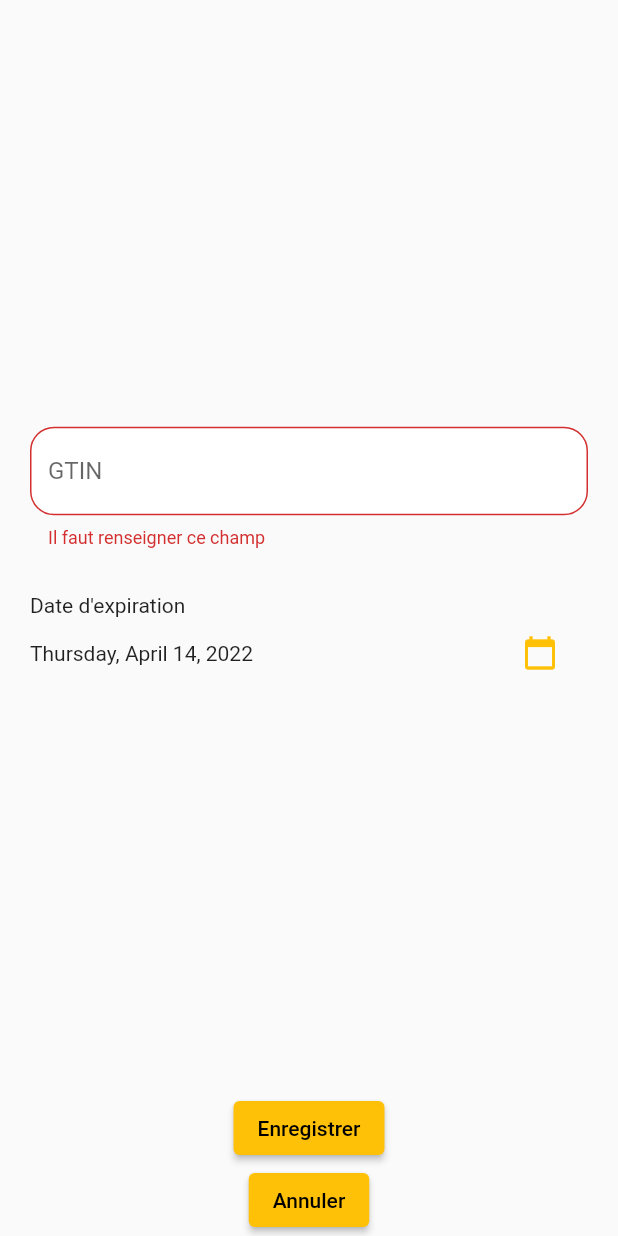
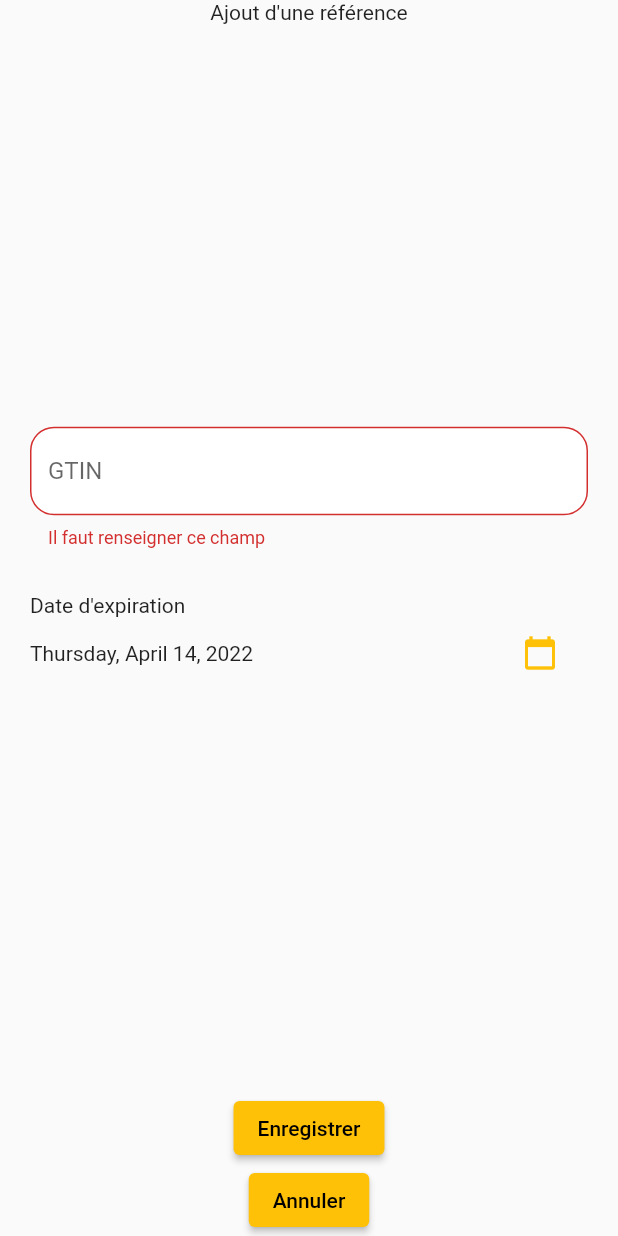
Before and after one commit to CodingWand/CodaBeneTest, a Flutter app: the ModificationScreen screen opened directly with empty values, after a tap on "Enregistrer", on a phone screen of 412 x 824 dp. Run offline on Flutter 3.47's test engine with Material 2 defaults, Android fonts, the light colour scheme and no system bars.

Commit message:
Je reviens au cas de figure précédent

```diff
--- a/lib/main.dart
+++ b/lib/main.dart
@@ -20,7 +20,7 @@ class MyApp extends StatelessWidget {
       routes: {
         HomePage.routeName : (context) => HomePage(),
         ListScreen.routeName : (context) => ListScreen(),
-        //ModificationScreen.routeName : (context) => ModificationScreen()
+        ModificationScreen.routeName : (context) => ModificationScreen()
       },
     );
   }
--- a/lib/modificationScreen.dart
+++ b/lib/modificationScreen.dart
@@ -1,4 +1,3 @@
-import 'package:codabenetest/listScreen.dart';
 import 'package:codabenetest/tools.dart';
 import 'package:flutter/material.dart';
 import 'package:flutter/services.dart';
@@ -6,19 +5,15 @@ import 'package:intl/intl.dart';
 
 
 class ModificationScreenArguments {
-  Map<String, DateTime> dataset;
-  bool creation;
-  String? gtinCode;
+  final Map<String, DateTime> dataset;
 
-  ModificationScreenArguments(this.dataset, this.creation);
+  ModificationScreenArguments(this.dataset);
 }
 
 class ModificationScreen extends StatefulWidget {
-  ModificationScreen(this.dataset, {Key? key}) : super(key: key);
+  const ModificationScreen({Key? key}) : super(key: key);
 
   static const routeName = "/ModificationScreen";
-
-  Map<String, DateTime> dataset = {};
 
   @override
   State<ModificationScreen> createState() => _ModificationScreenState();
@@ -32,15 +27,14 @@ class _ModificationScreenState extends State<ModificationScreen> {
 
   @override
   Widget build(BuildContext context) {
-    // var args = ModalRoute.of(context)!.settings.arguments
-    //     as ModificationScreenArguments;
+    var args = ModalRoute.of(context)!.settings.arguments
+         as ModificationScreenArguments;
     return Scaffold(
       body: SafeArea(
         child: Column(
           children: [
-            Center(
-              child: Text(
-                  false ? "Ajout d'une référence" : "${gtinCode}"),
+            const Center(
+              child: Text("Ajout d'une référence"),
             ),
             Expanded(
               child: Form(
@@ -108,19 +102,19 @@ class _ModificationScreenState extends State<ModificationScreen> {
                 onPressed: () {
                   //if(gtinCode == "") return;
                   if (_formKey.currentState!.validate()) {
-                    if(widget.dataset.containsKey(gtinCode)) {
-                      DateTime? currentExpiryDate = widget.dataset[gtinCode];
+                    if(args.dataset.containsKey(gtinCode)) {
+                      DateTime? currentExpiryDate = args.dataset[gtinCode];
                       if(currentExpiryDate != null) {
                         DateTimeRange timeRange = DateTimeRange(start: currentExpiryDate, end: expiryDate);
                         if(timeRange.duration.isNegative) {
                           setState(() {
-                            widget.dataset[gtinCode] = expiryDate;
+                            args.dataset[gtinCode] = expiryDate;
                           });
                         }
                       }
                     } else {
                       setState(() {
-                        widget.dataset[gtinCode] = expiryDate;
+                        args.dataset[gtinCode] = expiryDate;
                       });
                     }
                     Navigator.pop(context);
@@ -128,12 +122,12 @@ class _ModificationScreenState extends State<ModificationScreen> {
                     debugPrint("Erreur de validation !");
                   }
                 },
-                child: Text(true ? "Enregistrer" : "Modifier")),
+                child: const Text("Enregistrer")),
             ElevatedButton(
                 onPressed: () {
                   Navigator.pop(context);
                 },
-                child: Text("Annuler"))
+                child: const Text("Annuler"))
           ],
         ),
       ),
```
Also changed, not shown: lib/listScreen.dart (+8 -9 lines).
